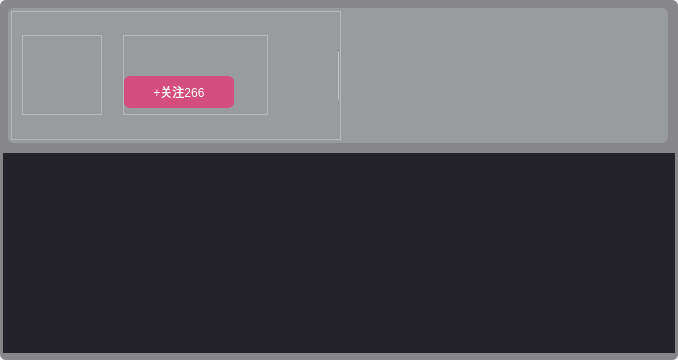
This is VideoPlayer/videomodels/AdvDialog.ui in huizhang556/pc-video-player as Qt 5 draws it before an edit. The edited form follows.
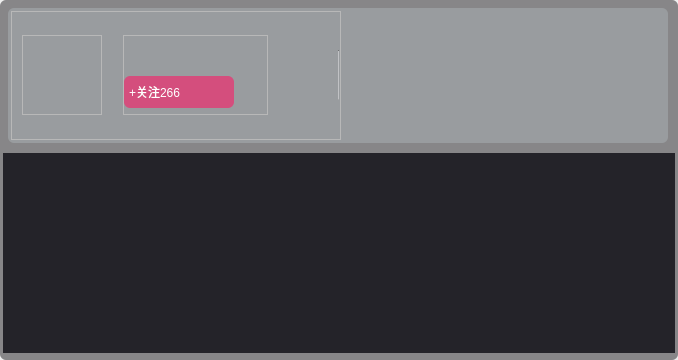
This is the edited form. Custom widgets are drawn as their Qt base class.

Patch:
```diff
--- a/VideoPlayer/videomodels/AdvDialog.ui
+++ b/VideoPlayer/videomodels/AdvDialog.ui
@@ -348,6 +348,8 @@
 {
 border: none;
 color: white;
+text-align: left;
+padding-left:5px;
 border-radius: 6px;
 font: 400 15px &quot;微软雅黑&quot;;
 background-color: rgba(212, 78, 125,1.0);
```
Left out of the diff: 2 changed lines with no effect on the pictures.
